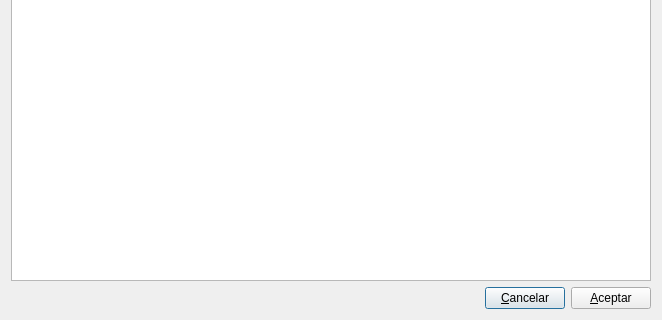
Old version of the form configuracion_ia.ui in the repository DIBOSAJM/keme; both pictures show x 0 to 662 and y 221 to 541 of the 662 by 541 pixel window.
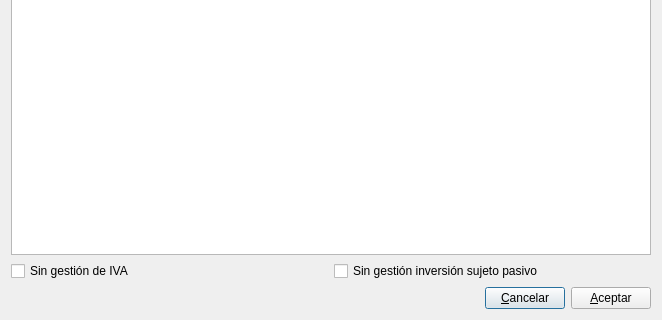
New version of the form. Icons and pictures are not drawn.

What changed in the file:
```diff
--- a/configuracion_ia.ui
+++ b/configuracion_ia.ui
@@ -56,6 +56,24 @@
      </item>
     </layout>
    </item>
+   <item>
+    <layout class="QHBoxLayout" name="horizontalLayout_2">
+     <item>
+      <widget class="QCheckBox" name="no_iva_checkBox">
+       <property name="text">
+        <string>Sin gestión de IVA</string>
+       </property>
+      </widget>
+     </item>
+     <item>
+      <widget class="QCheckBox" name="no_isp_checkBox">
+       <property name="text">
+        <string>Sin gestión inversión sujeto pasivo</string>
+       </property>
+      </widget>
+     </item>
+    </layout>
+   </item>
    <item>
     <layout class="QHBoxLayout" name="horizontalLayout">
      <item>
```
